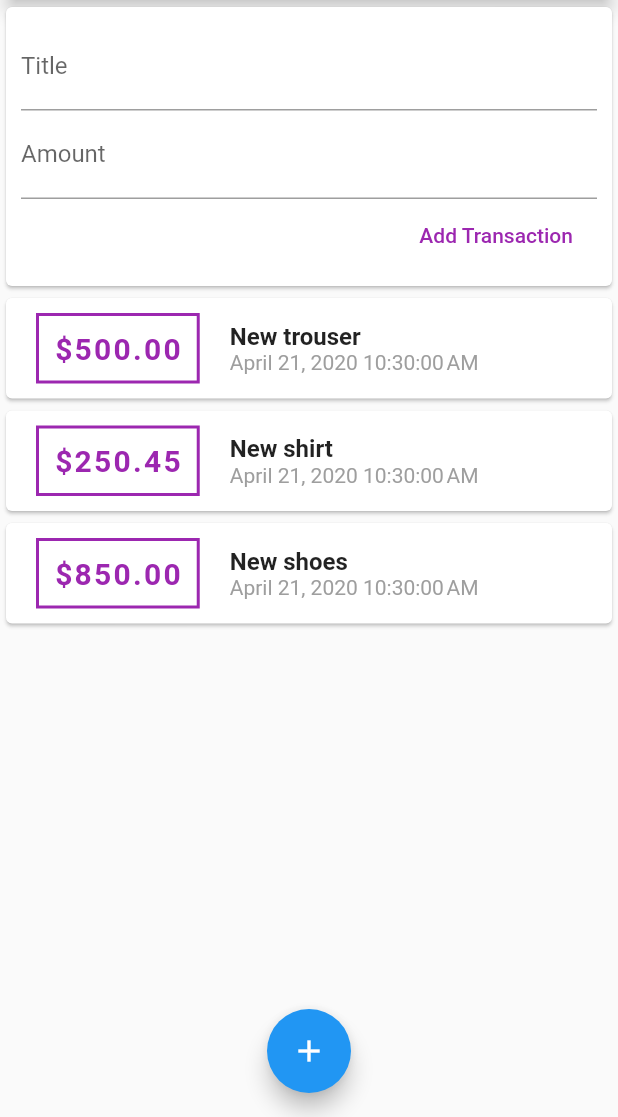
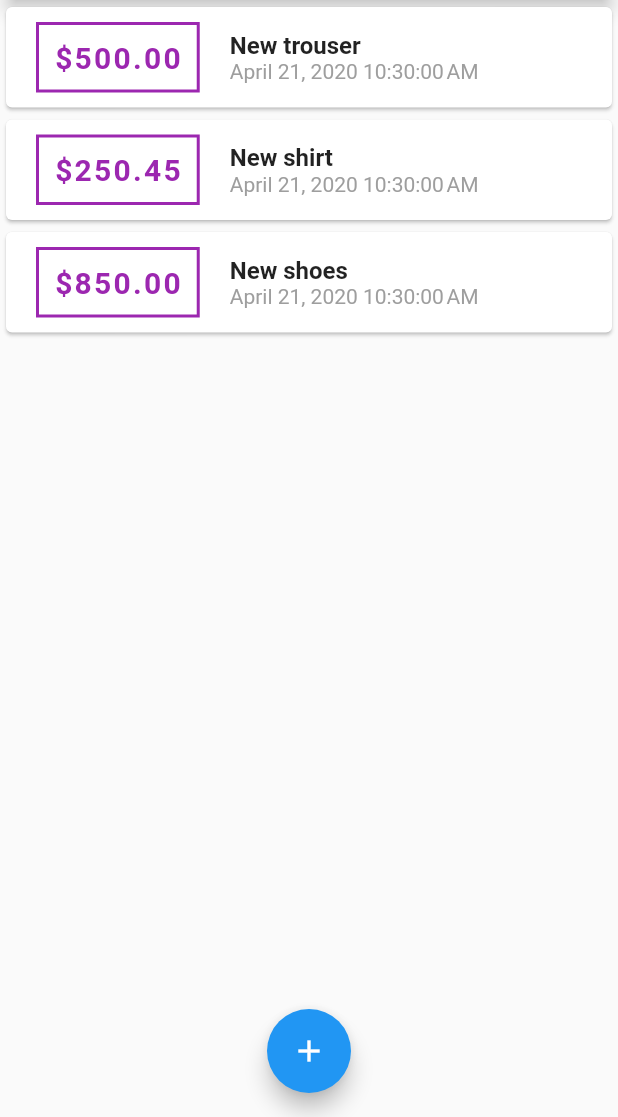
Before and after one commit to Isaacobuya5/expense_tracker_mobileapp, a Flutter app: the screen it shows after launch, on a phone screen of 412 x 824 dp, the part 119-1236 px from its top. Run offline on Flutter 3.47's test engine with Material 2 defaults, Android fonts, the phone set to English and light mode, and no system bars.

Commit message:
display NewTransaction widget in a Modal bottom sheet and lift state to main widget

```diff
--- a/lib/main.dart
+++ b/lib/main.dart
@@ -1,5 +1,8 @@
 import 'package:flutter/material.dart';
-import './widgets/user_transactions.dart';
+
+import './models/transaction.dart';
+import './widgets/new_transactions.dart';
+import './widgets/transaction_list.dart';
 
 
 void main() => runApp(MyApp());
@@ -18,7 +21,42 @@ class MyApp extends StatelessWidget {
   }
 }
 
-class MyHomePage extends StatelessWidget {
+class MyHomePage extends StatefulWidget {
+
+  // Method to start the process for displaying the modal for adding a new transaction
+  @override
+  _MyHomePageState createState() => _MyHomePageState();
+}
+
+class _MyHomePageState extends State<MyHomePage> {
+
+  final List<Transaction> _userTransaction = [
+ Transaction(id: 't1',title: 'New trouser',amount: 500.00, date: DateTime.now()),
+   Transaction(id: 't2',title: 'New shirt',amount: 250.45, date: DateTime.now()),
+   Transaction(id: 't3',title: 'New shoes',amount: 850.00, date: DateTime.now())
+  ];
+
+  // method to add a new transaction
+  void _addNewTransaction(String title, double amount) {
+    final newTransaction = new Transaction(id: DateTime.now().toString(), title: title, amount: amount, date: DateTime.now());
+
+    // we now need to update the transaction list
+    setState(() {
+      _userTransaction.add(newTransaction);
+    });
+  }
+
+  void _startAddNewTransaction(BuildContext ctx) {
+    // This method requires context which we get from the root widget
+    // The builder returns the new widget to be displayed in the modal
+    // it optional requires context thus we can pass underscore to mean that we do not want to use it
+    showModalBottomSheet(context: ctx, builder: (_) {
+        return GestureDetector(
+          onTap: (){},
+          behavior: HitTestBehavior.opaque,
+          child: NewTransaction(_addNewTransaction),);
+    });
+  }
 
   @override
   Widget build(BuildContext context) {
@@ -27,7 +65,8 @@ class MyHomePage extends StatelessWidget {
         title: Text("Expense Tracker App"),
         actions: <Widget>[
            IconButton(icon: Icon(Icons.add, color: Colors.white,),
-           onPressed: (){})
+           onPressed: () => _startAddNewTransaction(context)
+           )
         ],
       ),
       body: SingleChildScrollView(
@@ -44,13 +83,13 @@ class MyHomePage extends StatelessWidget {
              elevation: 5,
            ),
            ),
-         UserTransactions()
+         TransactionList(transactions: _userTransaction,),
          ],
         ),
       ),
       floatingActionButtonLocation: FloatingActionButtonLocation.centerFloat,
       floatingActionButton: FloatingActionButton(
-        onPressed: (){},
+        onPressed: () =>_startAddNewTransaction(context),
         child: Icon(Icons.add),
       )
     );
--- a/lib/widgets/user_transactions.dart
+++ b/lib/widgets/user_transactions.dart
@@ -10,22 +10,7 @@ class UserTransactions extends StatefulWidget {
 
 class _UserTransactionsState extends State<UserTransactions> {
 
-  final List<Transaction> _userTransaction = [
- Transaction(id: 't1',title: 'New trouser',amount: 500.00, date: DateTime.now()),
-   Transaction(id: 't2',title: 'New shirt',amount: 250.45, date: DateTime.now()),
-   Transaction(id: 't3',title: 'New shoes',amount: 850.00, date: DateTime.now())
-  ];
-
-  // method to add a new transaction
-  void _addNewTransaction(String title, double amount) {
-    final newTransaction = new Transaction(id: DateTime.now().toString(), title: title, amount: amount, date: DateTime.now());
-
-    // we now need to update the transaction list
-    setState(() {
-      _userTransaction.add(newTransaction);
-    });
-  }
-  @override
+    @override
   Widget build(BuildContext context) {
     return Column(
       children: <Widget> [
```
